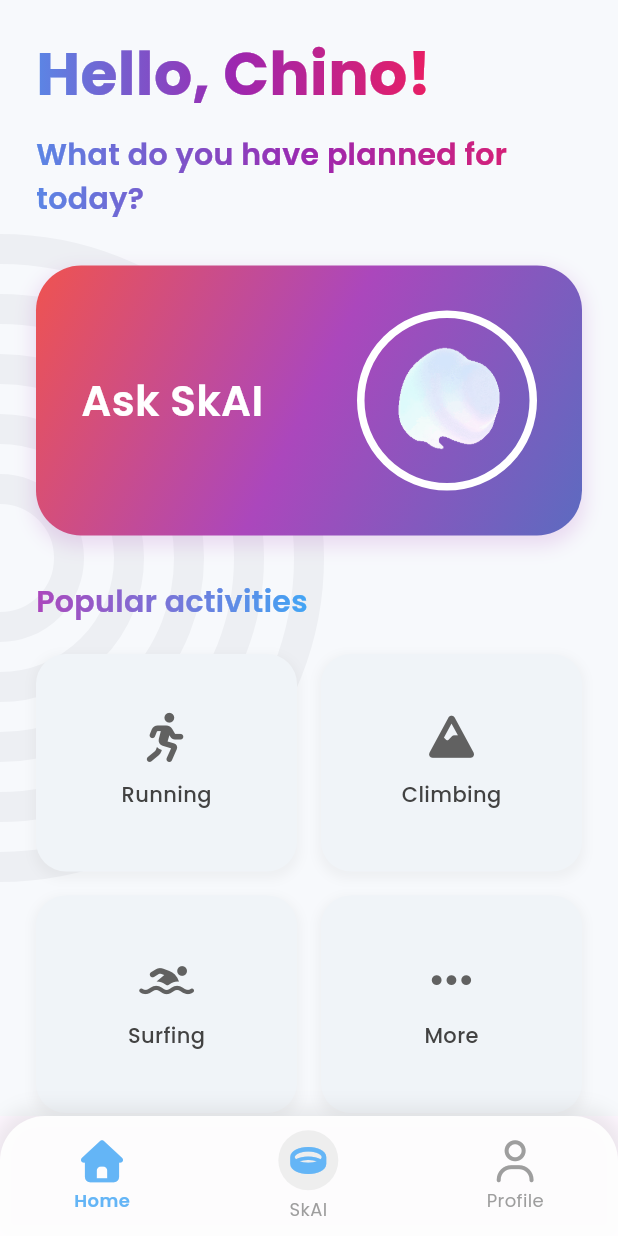
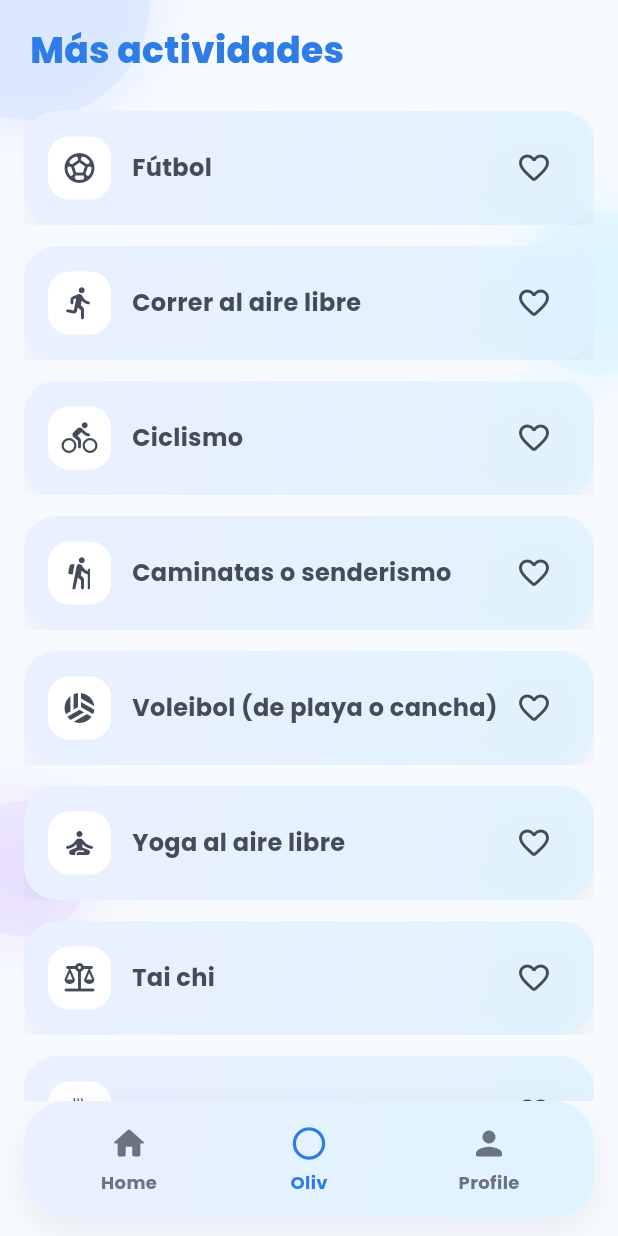
Before and after one commit to hiramcastillo36/space-apps-app, a Flutter app: the screen it shows after launch, on a phone screen of 412 x 824 dp. Run offline on Flutter 3.47's test engine with Material 3 defaults, Android fonts, the phone set to English and light mode, and no system bars; our stand-ins replace awesome_snackbar_content, flutter_tts, font_awesome_flutter, google_fonts, speech_to_text.

Commit message:
actividades

```diff
--- /dev/null
+++ b/lib/Activities.dart
@@ -0,0 +1,367 @@
+import 'package:flutter/material.dart';
+
+
+/// --- Datos (en español) ---
+const List<String> actividades = [
+  "Fútbol",
+  "Correr al aire libre",
+  "Ciclismo",
+  "Caminatas o senderismo",
+  "Voleibol (de playa o cancha)",
+  "Yoga al aire libre",
+  "Tai chi",
+  "Picnic en el parque",
+  "Leer al aire libre",
+  "Meditación en la naturaleza",
+  "Pasear al perro",
+  "Jugar con frisbee",
+  "Volar cometas",
+  "Juegos infantiles (escondidas, atrapadas, etc.)",
+  "Observación de aves",
+  "Fotografía de naturaleza",
+  "Ejercicio funcional (lagartijas, abdominales, etc.)",
+  "Bailar en exteriores",
+  "Estiramientos o calentamiento",
+  "Jardinería comunitaria",
+  "Reuniones familiares en parques",
+  "Fogatas o parrilladas",
+  "Ver el amanecer o atardecer",
+  "Contemplación de paisajes",
+  "Clases grupales en plazas (zumba, fitness)",
+  "Eventos comunitarios al aire libre",
+  "Cine al aire libre (proyecciones vecinales)",
+  "Tocar instrumentos o cantar al aire libre",
+  "Pintar o dibujar en la naturaleza",
+  "Turismo o caminatas urbanas"
+];
+
+class ActivitiesPage extends StatefulWidget {
+  const ActivitiesPage({super.key});
+
+  @override
+  State<ActivitiesPage> createState() => _ActivitiesPageState();
+}
+
+class _ActivitiesPageState extends State<ActivitiesPage> {
+  final Set<int> _favoritos = {};
+  int _currentTab = 1;
+
+  @override
+  Widget build(BuildContext context) {
+    final topGradient = LinearGradient(
+      begin: Alignment.topLeft,
+      end: Alignment.bottomRight,
+      colors: [
+        const Color(0xFFEAF0FF),
+        const Color(0xFFDFF3FF).withOpacity(0.85),
+      ],
+    );
+
+    return Scaffold(
+      backgroundColor: const Color(0xFFF7FAFF),
+      body: Stack(
+        children: [
+          // --- “burbujas” decorativas al fondo (quedan detrás del ListView) ---
+          Positioned(
+            top: -80,
+            left: -60,
+            child: _bubble(160, const Color(0xFFBFD4FF).withOpacity(.25)),
+          ),
+          Positioned(
+            top: 140,
+            right: -40,
+            child: _bubble(110, const Color(0xFFC8F0FF).withOpacity(.25)),
+          ),
+          Positioned(
+            bottom: 110,
+            left: -30,
+            child: _bubble(90, const Color(0xFFDAC7FF).withOpacity(.22)),
+          ),
+
+          // --- Contenido scrollable ---
+          CustomScrollView(
+            slivers: [
+              SliverToBoxAdapter(
+                child: SafeArea(
+                  bottom: false,
+                  child: Padding(
+                    padding:
+                        const EdgeInsets.symmetric(horizontal: 20, vertical: 8),
+                    child: Column(
+                      crossAxisAlignment: CrossAxisAlignment.start,
+                      children: [
+                        const SizedBox(height: 8),
+                        Text(
+                          "Más actividades",
+                          style: TextStyle(
+                            color: const Color(0xFF2E7CE6),
+                            fontSize: 24,
+                            fontWeight: FontWeight.w800,
+                          ),
+                        ),
+                        const SizedBox(height: 16),
+                      ],
+                    ),
+                  ),
+                ),
+              ),
+              SliverPadding(
+                padding: const EdgeInsets.symmetric(horizontal: 16),
+                sliver: SliverList.separated(
+                  itemCount: actividades.length,
+                  separatorBuilder: (_, __) => const SizedBox(height: 14),
+                  itemBuilder: (context, index) {
+                    final actividad = actividades[index];
+                    final isFav = _favoritos.contains(index);
+                    return _GradientCardTile(
+                      title: actividad,
+                      gradient: topGradient,
+                      icon: _iconForActivity(actividad),
+                      isFavorite: isFav,
+                      onTap: () {
+                        // Aquí podrías navegar a detalle si lo deseas.
+                      },
+                      onFavoriteToggle: () {
+                        setState(() {
+                          if (isFav) {
+                            _favoritos.remove(index);
+                          } else {
+                            _favoritos.add(index);
+                          }
+                        });
+                      },
+                    );
+                  },
+                ),
+              ),
+
+              // espacio para que no lo tape la barra inferior
+              const SliverToBoxAdapter(child: SizedBox(height: 120)),
+            ],
+          ),
+        ],
+      ),
+
+      // --- Barra inferior redondeada con degradado ---
+      bottomNavigationBar: SafeArea(
+        top: false,
+        child: Padding(
+          padding: const EdgeInsets.fromLTRB(16, 0, 16, 12),
+          child: Container(
+            height: 78,
+            decoration: BoxDecoration(
+              gradient: const LinearGradient(
+                begin: Alignment.topLeft,
+                end: Alignment.bottomRight,
+                colors: [Color(0xFFEAF0FF), Color(0xFFDFF3FF)],
+              ),
+              borderRadius: BorderRadius.circular(28),
+              boxShadow: [
+                BoxShadow(
+                  color: Colors.black.withOpacity(.06),
+                  blurRadius: 18,
+                  offset: const Offset(0, 8),
+                ),
+              ],
+            ),
+            child: Row(
+              mainAxisAlignment: MainAxisAlignment.spaceEvenly,
+              children: [
+                _NavItem(
+                  label: 'Home',
+                  icon: Icons.home_rounded,
+                  selected: _currentTab == 0,
+                  onTap: () => setState(() => _currentTab = 0),
+                ),
+                _NavItem(
+                  label: 'Oliv',
+                  icon: Icons.circle_outlined,
+                  selected: _currentTab == 1,
+                  onTap: () => setState(() => _currentTab = 1),
+                ),
+                _NavItem(
+                  label: 'Profile',
+                  icon: Icons.person_rounded,
+                  selected: _currentTab == 2,
+                  onTap: () => setState(() => _currentTab = 2),
+                ),
+              ],
+            ),
+          ),
+        ),
+      ),
+    );
+  }
+
+  // Ícono aproximado según el texto (no requiere dependencias externas)
+  IconData _iconForActivity(String name) {
+    final n = name.toLowerCase();
+
+    if (n.contains('fútbol')) return Icons.sports_soccer;
+    if (n.contains('correr')) return Icons.directions_run_rounded;
+    if (n.contains('cicl')) return Icons.directions_bike_rounded;
+    if (n.contains('sender') || n.contains('caminatas')) return Icons.hiking_rounded;
+    if (n.contains('voleibol')) return Icons.sports_volleyball_rounded;
+    if (n.contains('yoga') || n.contains('meditación')) return Icons.self_improvement_rounded;
+    if (n.contains('tai chi')) return Icons.balance_rounded;
+    if (n.contains('picnic')) return Icons.outdoor_grill_rounded;
+    if (n.contains('leer')) return Icons.menu_book_rounded;
+    if (n.contains('perro')) return Icons.pets_rounded;
+    if (n.contains('frisbee')) return Icons.sports_handball_rounded;
+    if (n.contains('cometas') || n.contains('volar')) return Icons.air_rounded;
+    if (n.contains('juegos infantiles')) return Icons.sports_kabaddi_rounded;
+    if (n.contains('aves')) return Icons.visibility_rounded;
+    if (n.contains('fotografía')) return Icons.photo_camera_rounded;
+    if (n.contains('ejercicio')) return Icons.fitness_center_rounded;
+    if (n.contains('bailar')) return Icons.music_note_rounded;
+    if (n.contains('estiramientos') || n.contains('calentamiento')) return Icons.accessibility_new_rounded;
+    if (n.contains('jardinería')) return Icons.local_florist_rounded;
+    if (n.contains('reuniones familiares')) return Icons.groups_rounded;
+    if (n.contains('fogatas') || n.contains('parrilladas')) return Icons.local_fire_department_rounded;
+    if (n.contains('amanecer') || n.contains('atardecer')) return Icons.wb_twighlight; // puede no estar en todas las versiones
+    if (n.contains('paisajes')) return Icons.terrain_rounded;
+    if (n.contains('zumba') || n.contains('clases grupales'))return Icons.sports_gymnastics_rounded;
+    if (n.contains('eventos comunitarios')) return Icons.event_rounded;
+    if (n.contains('cine')) return Icons.movie_rounded;
+    if (n.contains('instrumentos') || n.contains('cantar')) return Icons.mic_rounded;
+    if (n.contains('pintar') || n.contains('dibujar')) return Icons.brush_rounded;
+    if (n.contains('turismo') || n.contains('urbanas')) return Icons.directions_walk_rounded;
+
+    return Icons.sports_rounded;
+  }
+
+  Widget _bubble(double size, Color color) => Container(
+        width: size,
+        height: size,
+        decoration: BoxDecoration(
+          color: color,
+          shape: BoxShape.circle,
+          boxShadow: [
+            BoxShadow(
+              color: color.withOpacity(.35),
+              blurRadius: 30,
+              spreadRadius: 5,
+            ),
+          ],
+        ),
+      );
+}
+
+/// --- Tarjeta con degradado + corazón ---
+class _GradientCardTile extends StatelessWidget {
+  const _GradientCardTile({
+    required this.title,
+    required this.gradient,
+    required this.icon,
+    required this.isFavorite,
+    required this.onTap,
+    required this.onFavoriteToggle,
+  });
+
+  final String title;
+  final Gradient gradient;
+  final IconData icon;
+  final bool isFavorite;
+  final VoidCallback onTap;
+  final VoidCallback onFavoriteToggle;
+
+  @override
+  Widget build(BuildContext context) {
+    return Material(
+      color: Colors.transparent,
+      child: InkWell(
+        borderRadius: BorderRadius.circular(22),
+        onTap: onTap,
+        child: Ink(
+          decoration: BoxDecoration(
+            gradient: gradient,
+            borderRadius: BorderRadius.circular(22),
+            boxShadow: [
+              BoxShadow(
+                color: Colors.black.withOpacity(.05),
+                blurRadius: 16,
+                offset: const Offset(0, 8),
+              ),
+            ],
+          ),
+          child: Padding(
+            padding: const EdgeInsets.symmetric(horizontal: 16, vertical: 14),
+            child: Row(
+              children: [
+                Container(
+                  width: 42,
+                  height: 42,
+                  decoration: BoxDecoration(
+                    color: Colors.white,
+                    borderRadius: BorderRadius.circular(14),
+                  ),
+                  child: Icon(icon, size: 24, color: const Color(0xFF444B59)),
+                ),
+                const SizedBox(width: 14),
+                Expanded(
+                  child: Text(
+                    title,
+                    style: const TextStyle(
+                      fontSize: 16,
+                      fontWeight: FontWeight.w700,
+                      color: Color(0xFF444B59),
+                    ),
+                  ),
+                ),
+                IconButton(
+                  onPressed: onFavoriteToggle,
+                  icon: Icon(
+                    isFavorite ? Icons.favorite_rounded : Icons.favorite_border_rounded,
+                    color: isFavorite ? const Color(0xFF444B59) : const Color(0xFF444B59),
+                  ),
+                ),
+              ],
+            ),
+          ),
+        ),
+      ),
+    );
+  }
+}
+
+/// --- Item de navegación inferior ---
+class _NavItem extends StatelessWidget {
+  const _NavItem({
+    required this.label,
+    required this.icon,
+    required this.selected,
+    required this.onTap,
+  });
+
+  final String label;
+  final IconData icon;
+  final bool selected;
+  final VoidCallback onTap;
+
+  @override
+  Widget build(BuildContext context) {
+    final color = selected ? const Color(0xFF2E7CE6) : const Color(0xFF6B7280);
+    return GestureDetector(
+      onTap: onTap,
+      behavior: HitTestBehavior.opaque,
+      child: SizedBox(
+        width: 100,
+        child: Column(
+          mainAxisAlignment: MainAxisAlignment.center,
+          children: [
+            Icon(icon, size: 26, color: color),
+            const SizedBox(height: 4),
+            Text(
+              label,
+              style: TextStyle(
+                fontSize: 12,
+                fontWeight: FontWeight.w700,
+                color: color,
+              ),
+            ),
+          ],
+        ),
+      ),
+    );
+  }
+}
--- a/lib/index.dart
+++ b/lib/index.dart
@@ -195,13 +195,46 @@ class Index extends StatelessWidget {
         _buildActivityCard(FontAwesomeIcons.personRunning, 'Running'),
         _buildActivityCard(FontAwesomeIcons.mountain, 'Climbing'),
         _buildActivityCard(FontAwesomeIcons.personSwimming, 'Surfing'),
-        _buildActivityCard(FontAwesomeIcons.ellipsis, 'More'),
+        _buildMoreAct(FontAwesomeIcons.ellipsis, 'More'),
       ],
     );
   }
 
   Widget _buildActivityCard(IconData icon, String label) {
     return Container(
+      decoration: BoxDecoration(
+        color: cardBackgroundColor,
+        borderRadius: BorderRadius.circular(20),
+        boxShadow: [
+          BoxShadow(
+            color: Colors.grey.withOpacity(0.1),
+            spreadRadius: 2,
+            blurRadius: 5,
+            offset: const Offset(0, 3),
+          ),
+        ],
+      ),
+      child: Column(
+        mainAxisAlignment: MainAxisAlignment.center,
+        children: [
+          FaIcon(icon, size: 30, color: Colors.grey[700]),
+          const SizedBox(height: 12),
+          Text(
+            label,
+            style: GoogleFonts.poppins(
+              fontSize: 14,
+              fontWeight: FontWeight.w500,
+              color: Colors.grey[800],
+            ),
+          ),
+        ],
+      ),
+    );
+  }
+
+  Widget _buildMoreAct(IconData icon, String label) {
+    return Container(
+
       decoration: BoxDecoration(
         color: cardBackgroundColor,
         borderRadius: BorderRadius.circular(20),
--- a/lib/main.dart
+++ b/lib/main.dart
@@ -4,6 +4,7 @@ import 'package:skai/Auth.dart';
 import 'package:skai/widgets/audio.dart';
 import 'package:skai/widgets/voz.dart';
 import 'package:skai/widgets/navigation_shell.dart';
+import 'package:skai/Activities.dart';
 
 void main() async{
   runApp(const MyApp());
@@ -18,7 +19,7 @@ class MyApp extends StatelessWidget {
     return MaterialApp(
       title: 'SKAI',
       theme: buildTheme(context),
-        home: const NavigationShell(),
+        home: ActivitiesPage(),
         routes: {
           '/login': (context) => const AuthPage(),
         },
```
